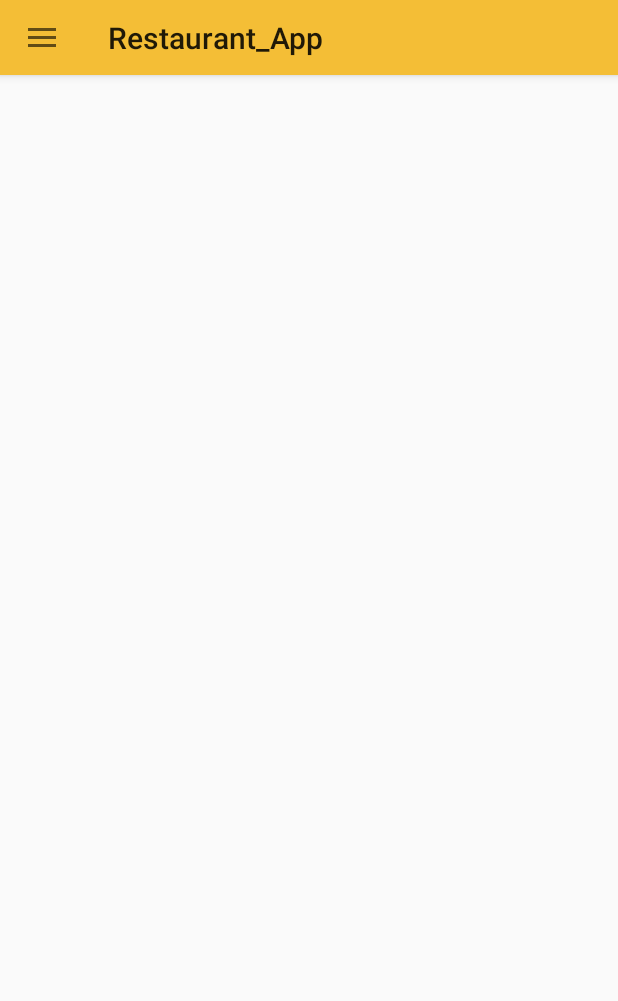
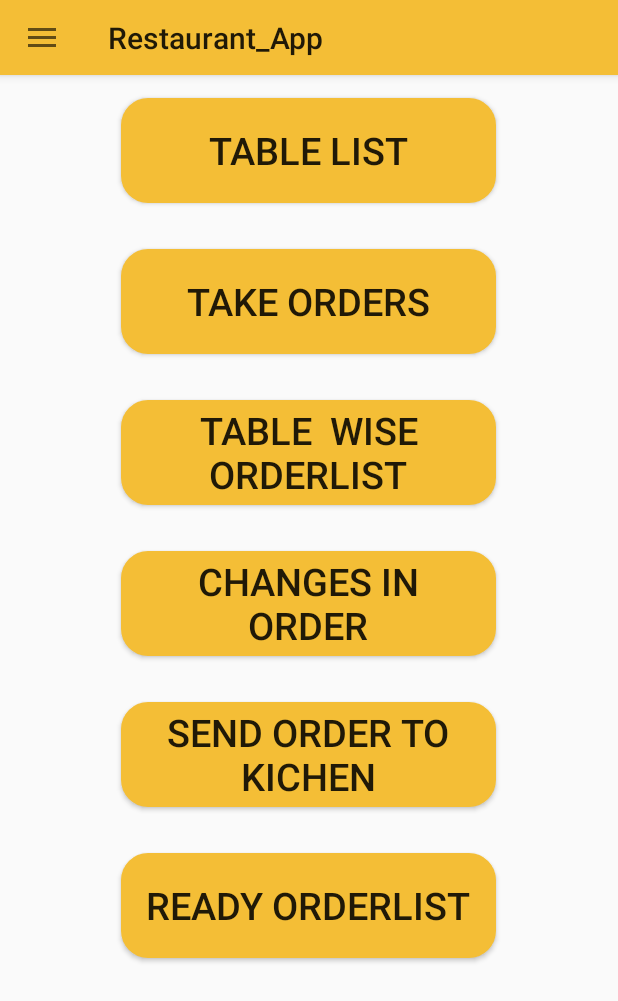
Before and after one commit to vadoriya/Restaurant_App12, an Android app: the Waiter_Home screen opened directly, with no data from a screen before it, on a phone screen of 412 x 824 dp. Shown: the top 1001 px of the screen. Run offline under Robolectric (Android 15) with nearby library versions, the phone set to English and light mode, and no system bars.

Commit message:
31/5/2021

```diff
--- a/app/src/main/java/com/example/restaurant_app/Viewrevenue.java
+++ b/app/src/main/java/com/example/restaurant_app/Viewrevenue.java
@@ -11,8 +11,8 @@ import androidx.appcompat.app.AppCompatActivity;
 
 import com.example.restaurant_app.Retrofit.RetrofitClient;
 import com.example.restaurant_app.Retrofit.RetrofitInterface;
+import com.example.restaurant_app.modelmanager.showrevenuemodel.Showrevenue;
 import com.example.restaurant_app.modelmanager.showrevenuemodel.Sumrevenue;
-import com.example.restaurant_app.modelmanager.showrevenuemodel.Showrevenue;
 
 import java.util.HashMap;
 
--- a/app/src/main/java/com/example/restaurant_app/Waiter_Home.java
+++ b/app/src/main/java/com/example/restaurant_app/Waiter_Home.java
@@ -3,6 +3,8 @@ package com.example.restaurant_app;
 import android.content.Intent;
 import android.os.Bundle;
 import android.view.MenuItem;
+import android.view.View;
+import android.widget.Button;
 
 import androidx.annotation.NonNull;
 import androidx.annotation.Nullable;
@@ -20,13 +22,22 @@ public class Waiter_Home extends AppCompatActivity {
     private Toolbar toolbar;
     private ActionBarDrawerToggle toggle;
 
+    Button tablelist,takeorder,tablwiseorderlist,changesinorder,sendordertokichen,readyorder;
+
     @Override
     protected void onCreate(@Nullable Bundle savedInstanceState) {
         super.onCreate(savedInstanceState);
         setContentView(R.layout.waiter_home);
 
+        tablelist = (Button)findViewById(R.id.tablelist);
+        takeorder = (Button)findViewById(R.id.takeorder);
+        tablwiseorderlist = (Button)findViewById(R.id.tablewiseorderlist);
+        changesinorder = (Button)findViewById(R.id.changesinorder);
+        sendordertokichen = (Button)findViewById(R.id.sendordertocook);
+        readyorder = (Button)findViewById(R.id.redyorderlist);
 
-    drawer = findViewById(R.id.waiter_drawer);
+
+        drawer = findViewById(R.id.waiter_drawer);
         navigationView = findViewById(R.id.navigation);
         toolbar = findViewById(R.id.toolbar);
 
@@ -36,40 +47,61 @@ public class Waiter_Home extends AppCompatActivity {
         drawer.addDrawerListener(toggle);
         toggle.syncState();
 
+        tablelist.setOnClickListener(new View.OnClickListener() {
+            @Override
+            public void onClick(View v) {
+                Intent tablelist = new Intent(Waiter_Home.this, Waiter_Tablelist.class);
+                startActivity(tablelist);
+
+            }
+        });
+
+        takeorder.setOnClickListener(new View.OnClickListener() {
+            @Override
+            public void onClick(View v) {
+                Intent takeorder = new Intent(Waiter_Home.this, Waiter_Takeorder.class);
+                startActivity(takeorder);
+            }
+        });
+
+        changesinorder.setOnClickListener(new View.OnClickListener() {
+            @Override
+            public void onClick(View v) {
+                Intent changeinorder = new Intent(Waiter_Home.this, Waiter_Change_Orderlist.class);
+                startActivity(changeinorder);
+            }
+        });
+
+        tablwiseorderlist.setOnClickListener(new View.OnClickListener() {
+            @Override
+            public void onClick(View v) {
+                Intent tabwiseorderlist = new Intent(Waiter_Home.this, Waiter_Tablewise_Orderlist.class);
+                startActivity(tabwiseorderlist);
+            }
+        });
+
+        sendordertokichen.setOnClickListener(new View.OnClickListener() {
+            @Override
+            public void onClick(View v) {
+                Intent sendordertokichen = new Intent(Waiter_Home.this, Waiter_Sent_Orderlist.class);
+                startActivity(sendordertokichen);
+            }
+        });
+
+        readyorder.setOnClickListener(new View.OnClickListener() {
+            @Override
+            public void onClick(View v) {
+                Intent readyorder = new Intent(Waiter_Home.this, Waiter_Ready_Orderlist.class);
+                startActivity(readyorder);
+            }
+        });
+
         navigationView.setNavigationItemSelectedListener(new NavigationView.OnNavigationItemSelectedListener() {
             @Override
             public boolean onNavigationItemSelected(@NonNull MenuItem item) {
                 drawer.closeDrawer(GravityCompat.START);
                 switch (item.getItemId()) {
                     case R.id.home:
-                        break;
-
-                    case R.id.tablelist:
-                        Intent tlist = new Intent(Waiter_Home.this, Waiter_Tablelist.class);
-                        startActivity(tlist);
-                        break;
-                    case R.id.takeorder:
-                        Intent takeorder = new Intent(Waiter_Home.this, Waiter_Takeorder.class);
-                        startActivity(takeorder);
-                        break;
-                    case R.id.tablewiseorderlist:
-                        Intent twiseorderlist = new Intent(Waiter_Home.this, Waiter_Tablewise_Orderlist.class);
-                        startActivity(twiseorderlist);
-                        break;
-
-                    case R.id.changesinorderlist:
-                        Intent changeorder = new Intent(Waiter_Home.this, Waiter_Change_Orderlist.class);
-                        startActivity(changeorder);
-                        break;
-
-                    case R.id.sendoredrtocook:
-                        Intent sendorder = new Intent(Waiter_Home.this, Waiter_Sent_Orderlist.class);
-                        startActivity(sendorder);
-                        break;
-
-                    case R.id.readytoserveorderlist:
-                        Intent readyorder = new Intent(Waiter_Home.this, Waiter_Ready_Orderlist.class);
-                        startActivity(readyorder);
                         break;
 
                     case R.id.complain:
--- a/app/src/main/res/layout/fragment_cook__pending__orderlist_.xml
+++ b/app/src/main/res/layout/fragment_cook__pending__orderlist_.xml
@@ -1,5 +1,6 @@
 <?xml version="1.0" encoding="utf-8"?>
-<RelativeLayout xmlns:android="http://schemas.android.com/apk/res/android"
+<RelativeLayout
+    xmlns:android="http://schemas.android.com/apk/res/android"
     xmlns:app="http://schemas.android.com/apk/res-auto"
     xmlns:tools="http://schemas.android.com/tools"
     android:layout_width="match_parent"
--- a/app/src/main/res/layout/fragment_cook__processing__orderlist_.xml
+++ b/app/src/main/res/layout/fragment_cook__processing__orderlist_.xml
@@ -107,7 +107,7 @@
                 android:layout_height="wrap_content"
                 android:text="Complete Order"
                 android:background="@drawable/buttons"
-               android:layout_marginTop="130dp"
+                android:layout_marginTop="130dp"
                     android:layout_marginLeft="130dp"
 
                 />
--- a/app/src/main/res/layout/waiter_home.xml
+++ b/app/src/main/res/layout/waiter_home.xml
@@ -28,6 +28,75 @@
 
         </com.google.android.material.appbar.AppBarLayout>
 
+        <LinearLayout
+            android:layout_width="match_parent"
+            android:layout_height="match_parent"
+            android:orientation="vertical"
+            >
+            <Button
+                android:layout_width="250dp"
+                android:layout_height="70dp"
+                android:layout_margin="15dp"
+                android:text="Table List"
+                android:id="@+id/tablelist"
+                android:textSize="25dp"
+                android:background="@drawable/buttons"
+                android:layout_gravity="center_horizontal"
+                />
+
+
+            <Button
+                android:layout_width="250dp"
+                android:layout_height="70dp"
+                android:layout_margin="15dp"
+                android:text="Take Orders"
+                android:id="@+id/takeorder"
+                android:textSize="25dp"
+                android:background="@drawable/buttons"
+                android:layout_gravity="center_horizontal"
+                />
+            <Button
+                android:layout_width="250dp"
+                android:layout_height="70dp"
+                android:layout_margin="15dp"
+                android:text="Table  Wise Orderlist"
+                android:id="@+id/tablewiseorderlist"
+                android:textSize="25dp"
+                android:background="@drawable/buttons"
+                android:layout_gravity="center_horizontal" />
+
+            <Button
+                android:layout_width="250dp"
+                android:layout_height="70dp"
+                android:layout_margin="15dp"
+                android:text="Changes In    Order"
+                android:id="@+id/changesinorder"
+                android:textSize="25dp"
+                android:background="@drawable/buttons"
+                android:layout_gravity="center_horizontal" />
+            <Button
+                android:layout_width="250dp"
+                android:layout_height="70dp"
+                android:layout_margin="15dp"
+                android:text="Send Order To kichen"
+                android:id="@+id/sendordertocook"
+                android:textSize="25dp"
+                android:background="@drawable/buttons"
+                android:layout_gravity="center_horizontal" />
+            <Button
+                android:layout_width="250dp"
+                android:layout_height="70dp"
+                android:layout_margin="15dp"
+                android:text="Ready Orderlist"
+                android:id="@+id/redyorderlist"
+                android:textSize="25dp"
+                android:background="@drawable/buttons"
+                android:layout_gravity="center_horizontal"
+                />
+
+
+        </LinearLayout>
+
     </LinearLayout>
 
     <com.google.android.material.navigation.NavigationView
--- a/app/src/main/res/menu/waiter_menu.xml
+++ b/app/src/main/res/menu/waiter_menu.xml
@@ -5,31 +5,6 @@
             <item android:title="Home"
                 android:id="@+id/home"
                 android:icon="@drawable/ic_home"/>
-
-            <item android:title="Table List"
-                android:id="@+id/tablelist"
-                android:icon="@drawable/update_stock"/>
-
-            <item android:title="Take Order"
-                android:id="@+id/takeorder"
-                android:icon="@drawable/update_stock"/>
-
-            <item android:title="Tablewise Orderlist"
-                android:id="@+id/tablewiseorderlist"
-                android:icon="@drawable/update_stock"/>
-
-            <item android:title="Changes In Orderlist"
-                android:id="@+id/changesinorderlist"
-                android:icon="@drawable/update_stock"/>
-
-            <item android:title="Sent Order To Cook"
-                android:id="@+id/sendoredrtocook"
-                android:icon="@drawable/sendorder"/>
-
-
-            <item android:title="Ready To Serve Orederlist"
-                android:id="@+id/readytoserveorderlist"
-                android:icon="@drawable/readytoserve"/>
 
             <item android:title="Complain"
                 android:id="@+id/complain"
```
Also changed, not shown: app/src/main/java/com/example/restaurant_app/CookHome.java (+0 -98 lines), app/src/main/java/com/example/restaurant_app/Retrofit/RetrofitInterface.java (+5 -5 lines), app/src/main/java/com/example/restaurant_app/Waiter_Complainlist.java (+112 -0 lines), app/src/main/res/layout/cook_home.xml (+0 -45 lines), app/src/main/res/layout/waiter_complain.xml (+7 -2 lines), app/src/main/res/layout/waiter_complain_orderlist.xml (added, +77 -0 lines), app/src/main/res/layout/waiter_ready_to_serve.xml (+7 -1 lines), app/src/main/java/com/example/restaurant_app/Retrofit/RetrofitClient.java (line endings or trailing spaces).
